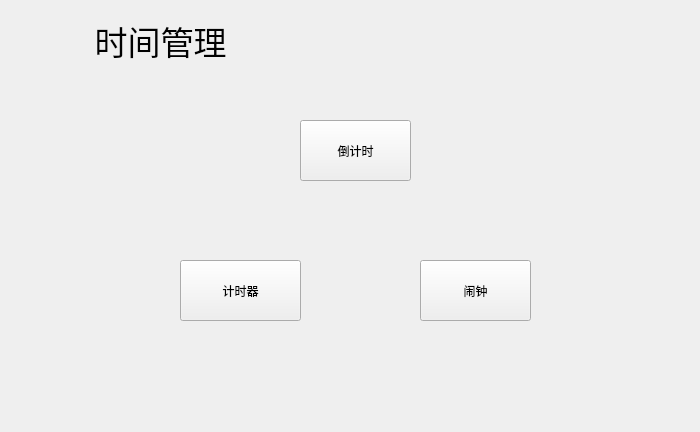
First picture: the form in realProgect/clockhzj.ui, repository Arthur381/QTproject, before the edit.
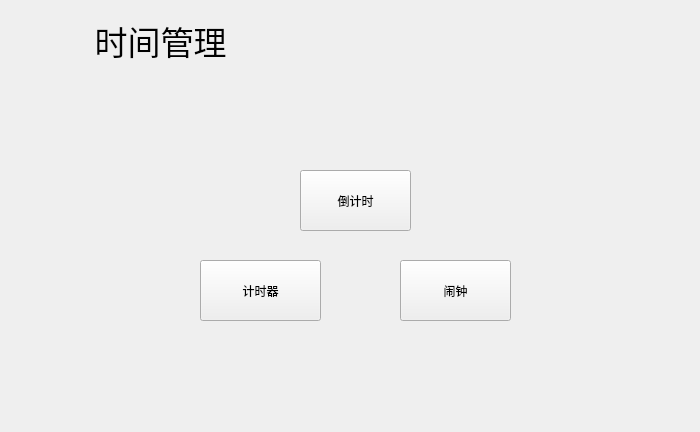
Second picture: the form after the edit.

What changed in the file:
```diff
--- a/realProgect/clockhzj.ui
+++ b/realProgect/clockhzj.ui
@@ -32,7 +32,7 @@
    <property name="geometry">
     <rect>
      <x>300</x>
-     <y>120</y>
+     <y>170</y>
      <width>111</width>
      <height>61</height>
     </rect>
@@ -44,7 +44,7 @@
   <widget class="QPushButton" name="alarms">
    <property name="geometry">
     <rect>
-     <x>420</x>
+     <x>400</x>
      <y>260</y>
      <width>111</width>
      <height>61</height>
@@ -57,7 +57,7 @@
   <widget class="QPushButton" name="sec_clock">
    <property name="geometry">
     <rect>
-     <x>180</x>
+     <x>200</x>
      <y>260</y>
      <width>121</width>
      <height>61</height>
```
